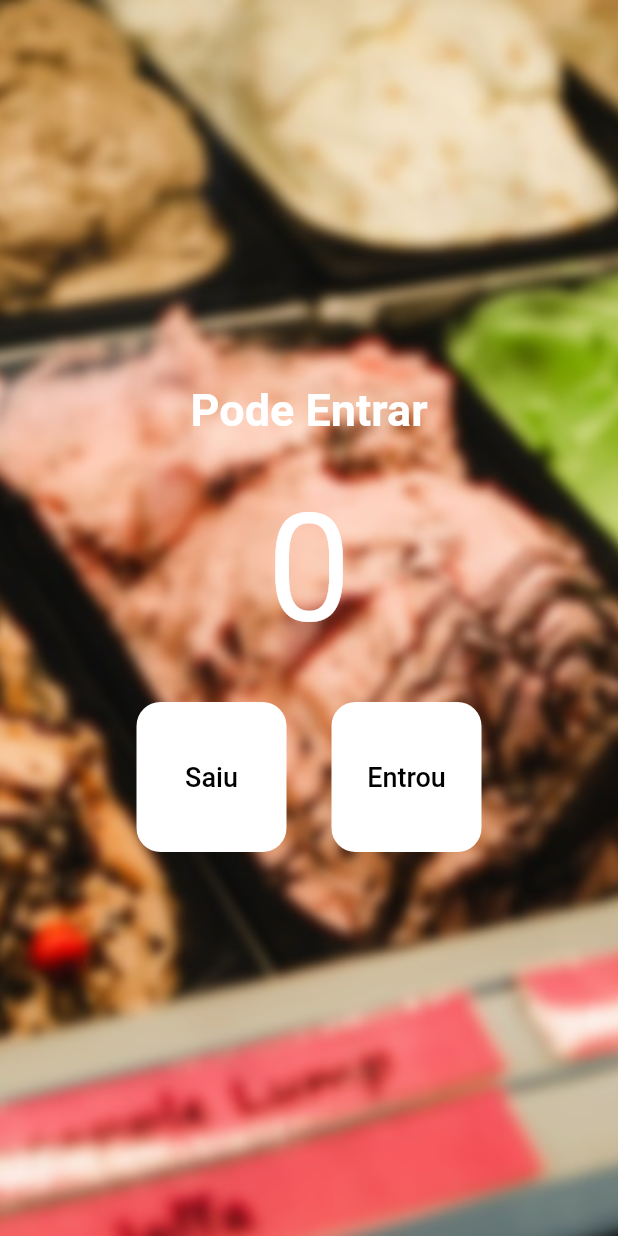
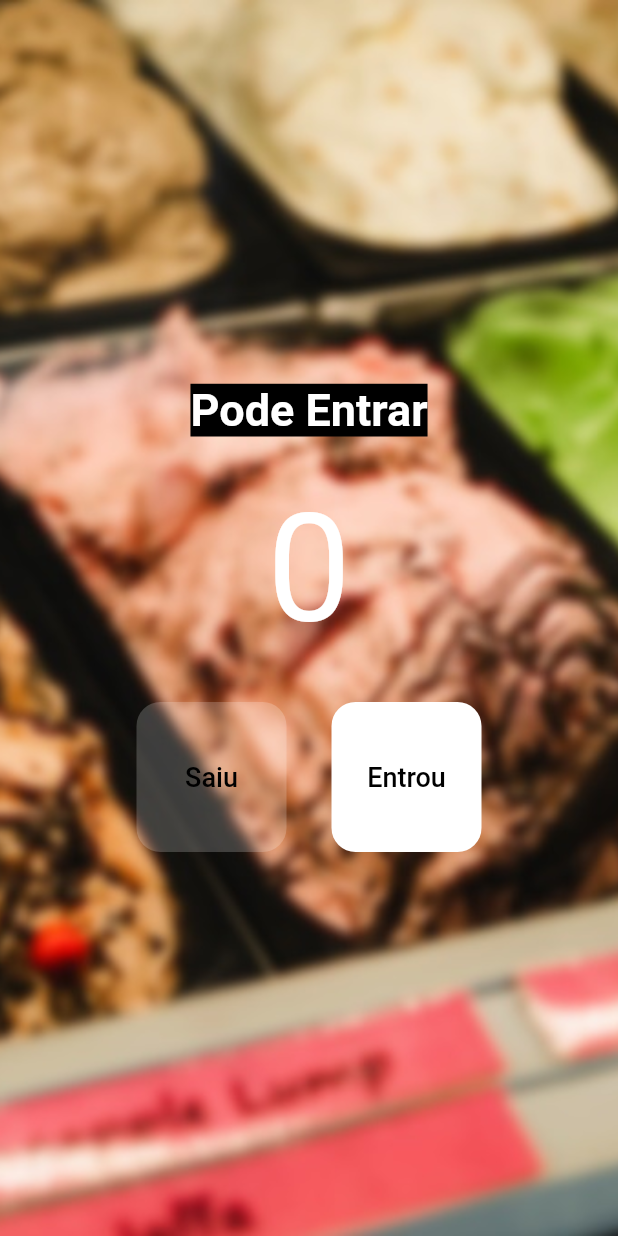
Before and after one commit to 9reis/app_contador_pessoas, a Flutter app: the screen it shows after launch, on a phone screen of 412 x 824 dp. Run offline on Flutter 3.47's test engine with Material 2 defaults, Android fonts, the phone set to English and light mode, and no system bars.

Commit message:
Ajustes finais

```diff
--- a/lib/main.dart
+++ b/lib/main.dart
@@ -39,6 +39,9 @@ class _HomePageState extends State<HomePage> {
     });
   }
 
+  bool get isEmpty => count == 0;
+  bool get isFull => count == 20;
+
   @override
   Widget build(BuildContext context) {
     return Scaffold(
@@ -53,11 +56,12 @@ class _HomePageState extends State<HomePage> {
         child: Column(
           mainAxisAlignment: MainAxisAlignment.center,
           children: [
-              const Text(
-                "Pode Entrar",
+            Text(
+              isFull ? "Lotado" : "Pode Entrar",
               style: TextStyle(
                 fontSize: 30,
-                  color: Colors.white,
+                color: isFull ? Colors.red : Colors.white,
+                backgroundColor: Colors.black,
                 fontWeight: FontWeight.w700,
               ),
             ),
@@ -76,13 +80,14 @@ class _HomePageState extends State<HomePage> {
               children: [
                 TextButton(
                   style: TextButton.styleFrom(
-                      backgroundColor: Colors.white,
+                    backgroundColor:
+                        isEmpty ? Colors.white.withOpacity(0.2) : Colors.white,
                     fixedSize: const Size(100, 100),
                     primary: Colors.black,
                     shape: RoundedRectangleBorder(
                         borderRadius: BorderRadius.circular(16)),
                   ),
-                    onPressed: decrement,
+                  onPressed: isEmpty ? null : decrement,
                   child: const Text(
                     "Saiu",
                     style: TextStyle(
@@ -94,13 +99,14 @@ class _HomePageState extends State<HomePage> {
                 const SizedBox(width: 30),
                 TextButton(
                   style: TextButton.styleFrom(
-                      backgroundColor: Colors.white,
+                    backgroundColor:
+                        isFull ? Colors.white.withOpacity(0.2) : Colors.white,
                     fixedSize: const Size(100, 100),
                     primary: Colors.black,
                     shape: RoundedRectangleBorder(
                         borderRadius: BorderRadius.circular(16)),
                   ),
-                    onPressed: increment,
+                  onPressed: isFull ? null : increment,
                   child: const Text(
                     "Entrou",
                     style: TextStyle(
```
Lines whose indentation alone changed are shown as unchanged.
